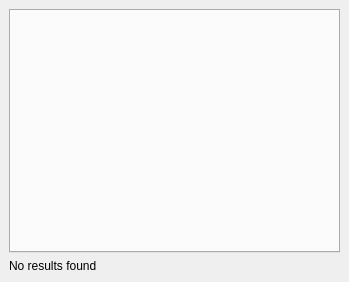
Old version of the form core/ui/toolbars/basic/search.ui in the repository Giswater/giswater_qgis_plugin.
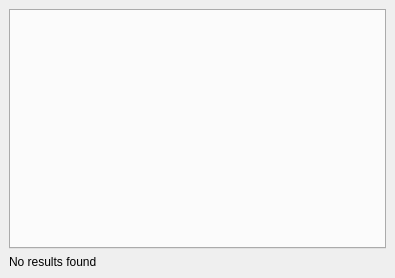
New version of the form.

The edit to the form file:
```diff
--- a/core/ui/toolbars/basic/search.ui
+++ b/core/ui/toolbars/basic/search.ui
@@ -6,8 +6,8 @@
    <rect>
     <x>0</x>
     <y>0</y>
-    <width>349</width>
-    <height>282</height>
+    <width>395</width>
+    <height>278</height>
    </rect>
   </property>
   <property name="windowTitle">
```
Left out of the diff: 3 changed lines with no effect on the pictures.
